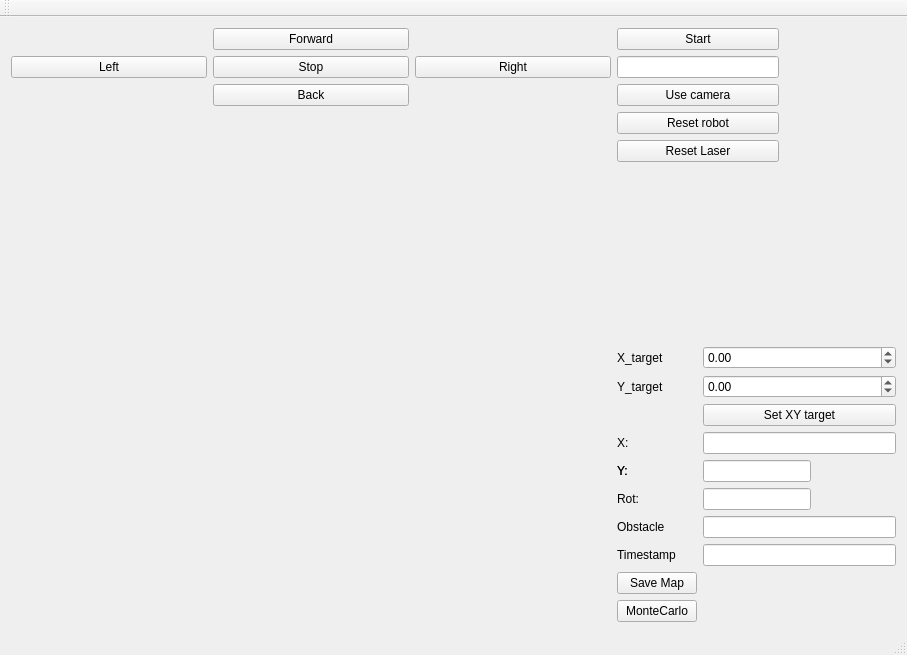
This is RMR/mainwindow.ui in xkopp-byte/RMR as Qt 5 draws it before an edit. The edited form follows.
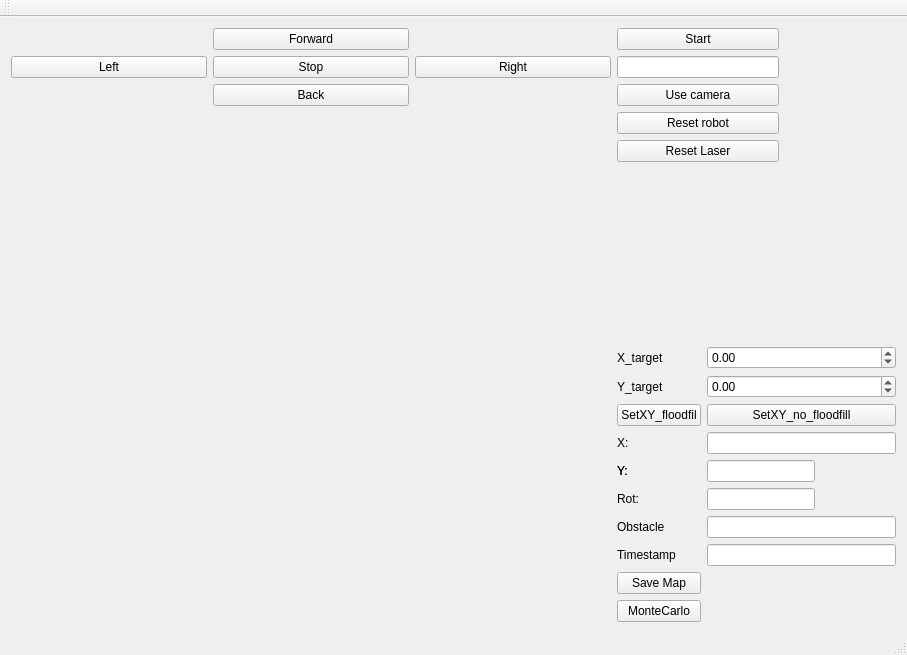
This is the edited form.

```diff
--- a/RMR/mainwindow.ui
+++ b/RMR/mainwindow.ui
@@ -206,7 +206,7 @@
         <item row="2" column="1">
          <widget class="QPushButton" name="Set_XY_button">
           <property name="text">
-           <string>Set XY target</string>
+           <string>SetXY_no_floodfill</string>
           </property>
          </widget>
         </item>
@@ -287,6 +287,13 @@
           </property>
          </widget>
         </item>
+        <item row="2" column="0">
+         <widget class="QPushButton" name="Set_XY_button_2">
+          <property name="text">
+           <string>SetXY_floodfil</string>
+          </property>
+         </widget>
+        </item>
        </layout>
       </item>
      </layout>
```
